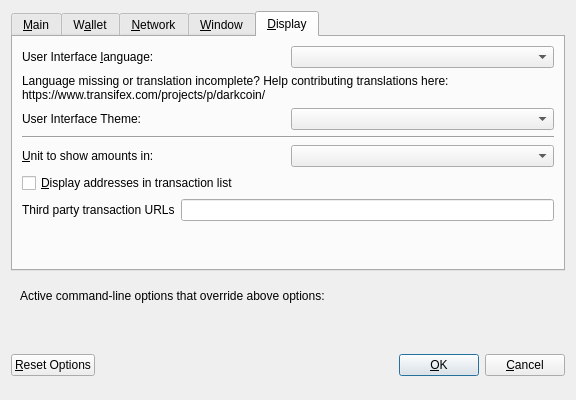
Before: the Qt Designer form src/qt/forms/optionsdialog.ui in wagerr/PIVX, drawn with Qt 5.
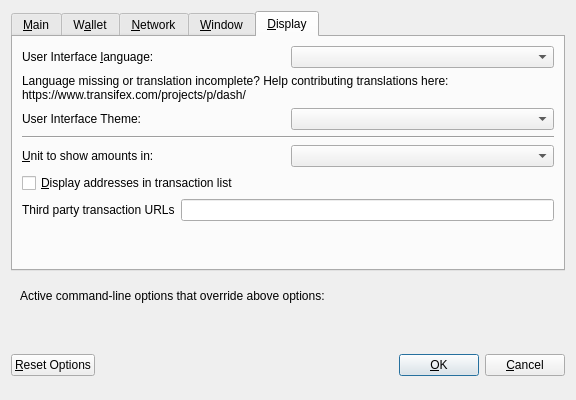
After: the same form once the commit is applied. The open tabs and pages were chosen to show the change. Custom widgets are drawn as their Qt base class.

Commit message:
Changed darkcoin references to dash
- Changed out logos (just a placeholder)
- DRK -> DASH
- ./darkcoin -> ./dash

Diff of the .ui file:
```diff
--- a/src/qt/forms/optionsdialog.ui
+++ b/src/qt/forms/optionsdialog.ui
@@ -522,7 +522,7 @@
          </property>
          <property name="text">
           <string>Language missing or translation incomplete? Help contributing translations here:
-https://www.transifex.com/projects/p/darkcoin/</string>
+https://www.transifex.com/projects/p/dash/</string>
          </property>
          <property name="wordWrap">
           <bool>true</bool>
```
The commit also changes 205 other files.
